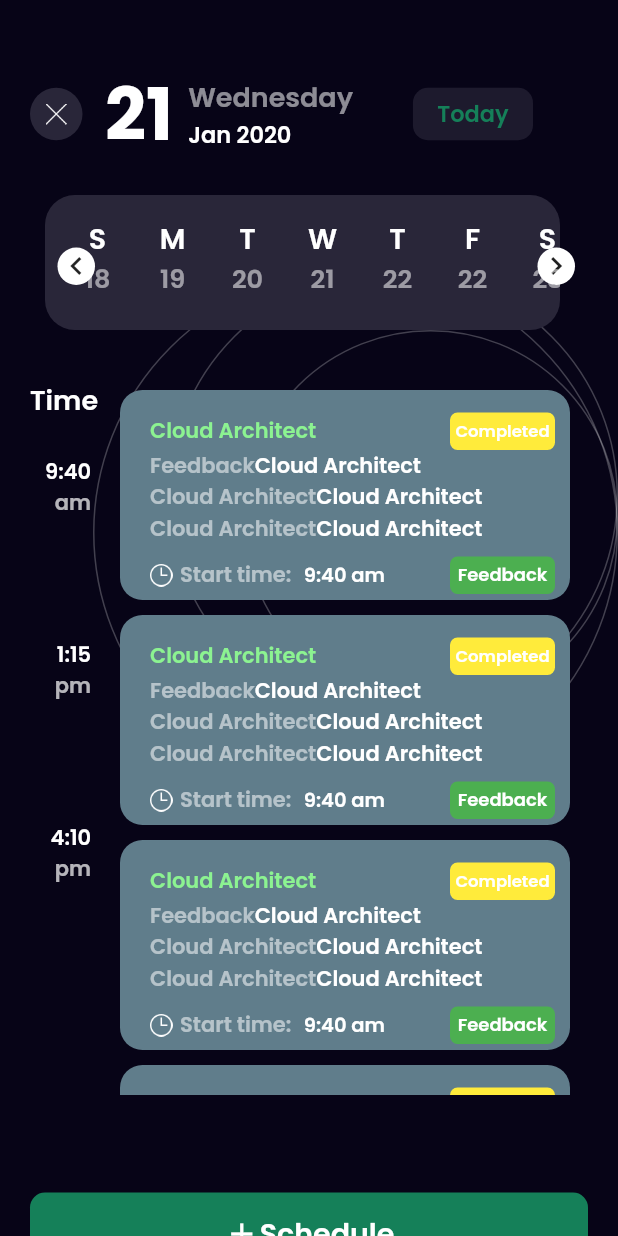
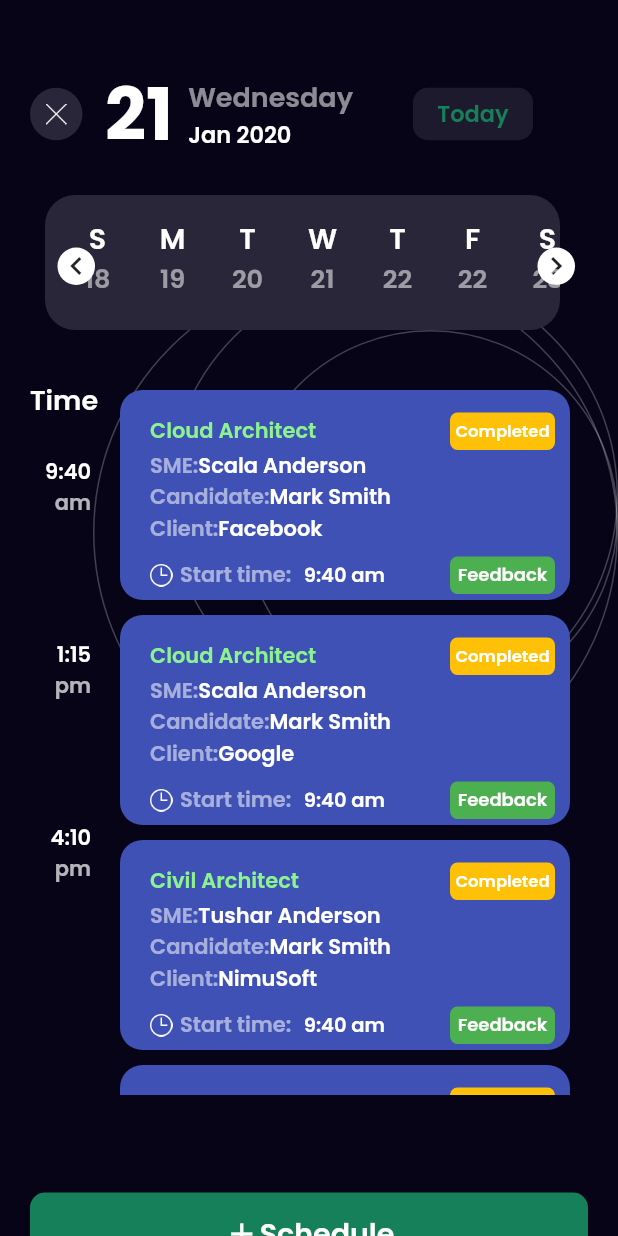
Before and after one commit to tusharhow/asad-project-test, a Flutter app: the HomePage screen opened directly, on a phone screen of 412 x 824 dp. Run offline on Flutter 3.47's test engine with Material 2 defaults, Android fonts, the phone set to English and light mode, and no system bars; our stand-ins replace get, google_fonts.

Commit message:
Some changes updated

```diff
--- a/lib/data.dart
+++ b/lib/data.dart
@@ -3,29 +3,88 @@ import 'package:get/state_manager.dart';
 
 class DataController extends GetxController {
   var users = <UserModel>[].obs;
-// class ShoppingController extends GetxController {
-//   var products = <ProductModel>[].obs;
+
+//   var products = <ProductModel>[].obs
 
   @override
   void onInit() {
     super.onInit();
     fetchProducts();
-
   }
-  // @override
-  // void onInit() {
-  //   super.onInit();
-  //   fetchProducts();
-  // }
 
   void fetchProducts() async {
     await Future.delayed((const Duration(seconds: 1)));
     var userResult = [
-    UserModel(client: 'Facebook', firtsBtnText:'Completed', jobTitle: 'Cloud Architect', name: 'John Hensen', secondBtnText: 'Feedback', time: '9:40 am', date: '18'),
-      UserModel(client: 'Google', firtsBtnText:'Completed', jobTitle: 'Cloud Architect', name: 'John Hensen', secondBtnText: 'Feedback', time: '9:40 am', date: '18'),
-        UserModel(client: 'NimuSoft', firtsBtnText:'Completed', jobTitle: 'Cloud Architect', name: 'John Hensen', secondBtnText: 'Feedback', time: '9:40 am', date: '18'),
-      UserModel(client: 'DataLink', firtsBtnText:'Completed', jobTitle: 'Cloud Architect', name: 'John Hensen', secondBtnText: 'Feedback', time: '9:40 am', date: '18')
-      ,UserModel(client: 'SoftBagan', firtsBtnText:'Completed', jobTitle: 'Cloud Architect', name: 'John Hensen', secondBtnText: 'Feedback', time: '9:40 am', date: '18')
+      UserModel(
+          thirdLineLabelText: 'Facebook',
+          firtsBtnText: 'Completed',
+          jobTitle: 'Cloud Architect',
+          name: 'John Hensen',
+          secondBtnText: 'Feedback',
+          time: '9:40 am',
+          date: '18',
+          firstLineLabel: 'SME:',
+          firstLineLabelText: 'Scala Anderson',
+          secondLineLabel: 'Candidate:',
+          secondLineLabelText: 'Mark Smith',
+          thirdLineLabel: 'Client:',
+          client: 'Facebook'),
+      UserModel(
+          thirdLineLabelText: 'Google',
+          firtsBtnText: 'Completed',
+          jobTitle: 'Cloud Architect',
+          name: 'John Hensen',
+          secondBtnText: 'Feedback',
+          time: '9:40 am',
+          date: '18',
+          firstLineLabel: 'SME:',
+          firstLineLabelText: 'Scala Anderson',
+          secondLineLabel: 'Candidate:',
+          secondLineLabelText: 'Mark Smith',
+          thirdLineLabel: 'Client:',
+          client: 'Google'),
+      UserModel(
+          thirdLineLabelText: 'NimuSoft',
+          firtsBtnText: 'Completed',
+          jobTitle: 'Civil Architect',
+          name: 'John Hensen',
+          secondBtnText: 'Feedback',
+          time: '9:40 am',
+          date: '18',
+          firstLineLabel: 'SME:',
+          firstLineLabelText: 'Tushar Anderson',
+          secondLineLabel: 'Candidate:',
+          secondLineLabelText: 'Mark Smith',
+          thirdLineLabel: 'Client:',
+          client: 'Facebook'),
+      UserModel(
+          thirdLineLabelText: 'DataLink',
+          firtsBtnText: 'Completed',
+          jobTitle: 'Software Eng.',
+          name: 'John Hensen',
+          secondBtnText: 'Feedback',
+          time: '9:40 am',
+          date: '18',
+          firstLineLabel: 'SME:',
+          firstLineLabelText: 'Scala Anderson',
+          secondLineLabel: 'Candidate:',
+          secondLineLabelText: 'Mark Smith',
+          thirdLineLabel: 'Client:',
+          client: 'Facebook'),
+      UserModel(
+          thirdLineLabelText: 'NimuSoft',
+          firtsBtnText: 'Completed',
+          jobTitle: 'Geography Expert',
+          name: 'John Hensen',
+          secondBtnText: 'Feedback',
+          time: '9:40 am',
+          date: '18',
+          firstLineLabel: 'SME:',
+          firstLineLabelText: 'Scala Anderson',
+          secondLineLabel: 'Candidate:',
+          secondLineLabelText: 'Mark Smith',
+          thirdLineLabel: 'Client:',
+          client: 'Facebook'),
     ];
     users.value = userResult;
   }
--- a/lib/views/home_page.dart
+++ b/lib/views/home_page.dart
@@ -740,12 +740,34 @@ class _HomePageState extends State<HomePage> {
                           height: 600,
                           child: ListView.builder(
                               itemCount: 5,
-                              itemBuilder: (context,index){
-                            return Padding(
-                              padding: const EdgeInsets.only(top: 10),
-                              child: ListViewCard(label: dataController.users[index].jobTitle, firstBtnText: dataController.users[index].firtsBtnText, firstBtnColor: Colors.yellow, secondBtnText: dataController.users[index].secondBtnText, secondBtnColor: Colors.green, firstLineLabel: dataController.users[index].secondBtnText, secondLineLabel: dataController.users[index].jobTitle, thirdLineLabel: dataController.users[index].jobTitle, firstLineText: dataController.users[index].jobTitle, secondLineText: dataController.users[index].jobTitle, thirdLineText:dataController.users[index].jobTitle, time: dataController.users[index].time, containerColor: Colors.blueGrey),
-                            );
-                          }),
+                              itemBuilder: (context, index) {
+                                return Padding(
+                                  padding: const EdgeInsets.only(top: 10),
+                                  child: ListViewCard(
+                                      label:
+                                          dataController.users[index].jobTitle,
+                                      firstBtnText: dataController
+                                          .users[index].firtsBtnText,
+                                      firstBtnColor: Colors.amber,
+                                      secondBtnText: dataController
+                                          .users[index].secondBtnText,
+                                      secondBtnColor: Colors.green,
+                                      firstLineLabel: dataController
+                                          .users[index].firstLineLabel,
+                                      secondLineLabel:
+                                          dataController.users[index].secondLineLabel,
+                                      thirdLineLabel:
+                                          dataController.users[index].thirdLineLabel,
+                                      firstLineText:
+                                          dataController.users[index].firstLineLabelText,
+                                      secondLineText:
+                                          dataController.users[index].secondLineLabelText,
+                                      thirdLineText:
+                                          dataController.users[index].thirdLineLabelText,
+                                      time: dataController.users[index].time,
+                                      containerColor: Colors.indigo),
+                                );
+                              }),
                         )
                       ],
                     ),
```
Also changed, not shown: lib/models/user_model.dart (+7 -1 lines).
